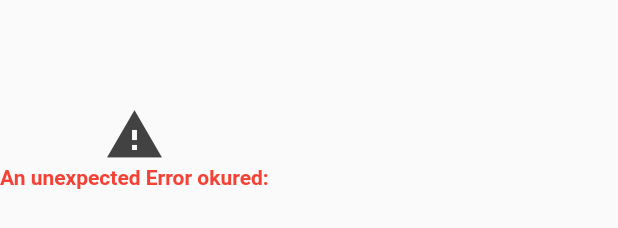
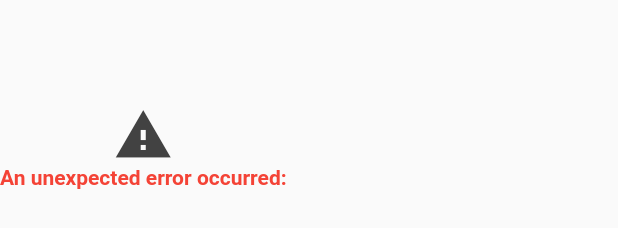
Before and after one commit to connectety/bma_desktop_setup, a Flutter app: the _ErrorInfo widget shown alone on an empty page, opened directly with empty values, on a phone screen of 412 x 824 dp. Shown: the part 459-687 px from the top of the screen. Run offline on Flutter 3.47's test engine with Material 2 defaults, Android fonts, the phone set to English and light mode, and no system bars; our stand-ins replace qr_flutter; missing offline and left inert: base32, pointycastle.

Commit message:
Update auth_info_screen.dart

```diff
--- a/lib/screens/auth_info_screen.dart
+++ b/lib/screens/auth_info_screen.dart
@@ -116,7 +116,7 @@ class _ErrorInfo extends StatelessWidget {
           color: Colors.grey[800],
         ),
         Text(
-          'An unexpected Error okured:',
+          'An unexpected error occurred:',
           style: boldTextStyle,
         ),
         Text(_error.toString(), style: defaultStyle),
```
